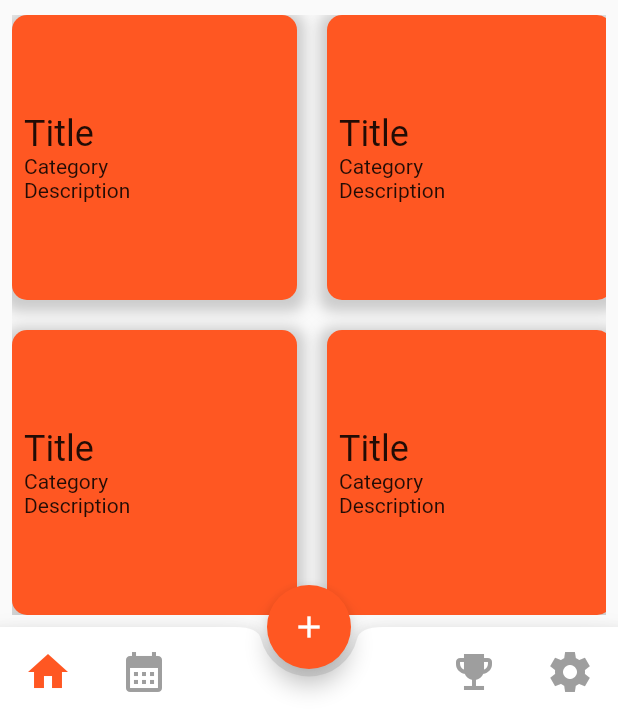
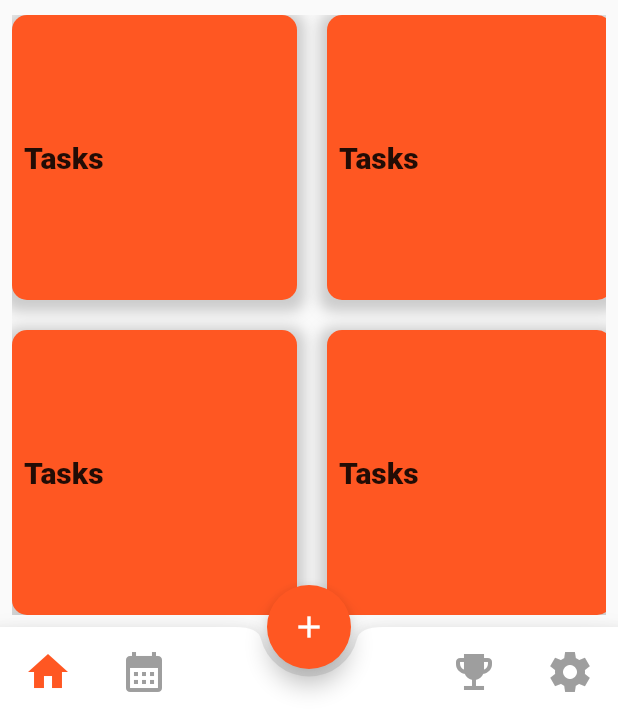
Before and after one commit to luke-luca/daily_tasks, a Flutter app: the screen it shows after launch, scrolled down 99 dp, on a phone screen of 412 x 824 dp, the part 519-1236 px from its top. Run offline on Flutter 3.47's test engine with Material 2 defaults, Android fonts, the phone set to English and light mode, and no system bars; our stand-ins replace charts_flutter, dio, sqflite; accounts and stored records are empty; network calls fail.

Commit message:
add database schema

```diff
--- a/lib/home.dart
+++ b/lib/home.dart
@@ -1,4 +1,5 @@
-import 'pages/Achivments/achivments.dart';
+import 'package:daily_tasks/pages/Achievements/achievements.dart';
+import 'package:daily_tasks/widget/addtask.dart';
 import 'pages/Calendar/calendar.dart';
 import 'pages/Dashboard/dashboard.dart';
 import 'pages/Settings/settings.dart';
@@ -14,14 +15,14 @@ class Home extends StatefulWidget {
 class _HomeState extends State<Home> {
   int currentTab = 0;
   final List<Widget> screens = [
-    Dashboard(),
+    const Dashboard(),
     const Calendar(),
-    const Achivments(),
+    const Achievements(),
     const Settings(),
   ];
 
   final PageStorageBucket bucket = PageStorageBucket();
-  Widget currentScreen = Dashboard();
+  Widget currentScreen = const Dashboard();
   @override
   Widget build(BuildContext context) {
     return Scaffold(
@@ -31,7 +32,12 @@ class _HomeState extends State<Home> {
       ),
       floatingActionButton: FloatingActionButton(
         child: const Icon(Icons.add),
-        onPressed: () {},
+        onPressed: () {
+          showDialog(
+            context: context,
+            builder: (BuildContext context) => AddTask(),
+          );
+        },
       ),
       floatingActionButtonLocation: FloatingActionButtonLocation.centerDocked,
       bottomNavigationBar: BottomAppBar(
@@ -52,7 +58,7 @@ class _HomeState extends State<Home> {
                     ),
                     onPressed: () {
                       setState(() {
-                        currentScreen = Dashboard();
+                        currentScreen = const Dashboard();
                         currentTab = 0;
                       });
                     },
@@ -105,7 +111,7 @@ class _HomeState extends State<Home> {
                     ),
                     onPressed: () {
                       setState(() {
-                        currentScreen = const Achivments();
+                        currentScreen = const Achievements();
                         currentTab = 2;
                       });
                     },
@@ -125,8 +131,6 @@ class _HomeState extends State<Home> {
                     style: ElevatedButton.styleFrom(
                       primary: const Color.fromARGB(255, 255, 255, 255),
                       elevation: 0,
-
-                      // background
                     ),
                     onPressed: () {
                       setState(() {
--- /dev/null
+++ b/lib/model/tasks.dart
@@ -0,0 +1,71 @@
+const String tableTasks = 'Tasks';
+
+class TaskFields {
+  static final List<String> values = [
+    id,
+    taskName,
+    category,
+    minutes,
+    seconds,
+    description
+  ];
+
+  static const String id = '_id';
+  static const String taskName = 'taskName';
+  static const String category = 'category';
+  static const String minutes = 'minutes';
+  static const String seconds = 'seconds';
+  static const String description = 'description';
+}
+
+class Task {
+  final int? id;
+  final String taskName;
+  final String category;
+  final int minutes;
+  final int seconds;
+  final String description;
+
+  const Task({
+    this.id,
+    required this.taskName,
+    required this.category,
+    required this.minutes,
+    required this.seconds,
+    required this.description,
+  });
+
+  Task copy({
+    int? id,
+    String? taskName,
+    String? category,
+    int? minutes,
+    int? seconds,
+    String? description,
+  }) =>
+      Task(
+          id: id ?? this.id,
+          taskName: taskName ?? this.taskName,
+          category: category ?? this.category,
+          minutes: minutes ?? this.minutes,
+          seconds: seconds ?? this.seconds,
+          description: description ?? this.description);
+
+  static Task fromJson(Map<String, Object?> json) => Task(
+        id: json[TaskFields.id] as int?,
+        taskName: json[TaskFields.taskName] as String,
+        category: json[TaskFields.category] as String,
+        minutes: json[TaskFields.minutes] as int,
+        seconds: json[TaskFields.seconds] as int,
+        description: json[TaskFields.description] as String,
+      );
+
+  Map<String, Object?> toJson() => {
+        TaskFields.id: id,
+        TaskFields.taskName: taskName,
+        TaskFields.category: category,
+        TaskFields.minutes: minutes,
+        TaskFields.seconds: seconds,
+        TaskFields.description: description,
+      };
+}
--- a/lib/pages/Dashboard/dashboard.dart
+++ b/lib/pages/Dashboard/dashboard.dart
@@ -1,10 +1,9 @@
 import 'package:daily_tasks/pages/Dashboard/widgets/daily_quote.dart';
 import 'package:daily_tasks/pages/Dashboard/widgets/tasks_chart.dart';
-import 'package:daily_tasks/pages/Dashboard/models/tasks_series.dart';
 import 'package:flutter/material.dart';
-import 'package:charts_flutter/flutter.dart' as charts;
 import 'widgets/dashboard_stats.dart';
 import 'widgets/dashboard_tile.dart';
+import 'models/tasks.dart';
 
 class Dashboard extends StatefulWidget {
   const Dashboard({
@@ -17,36 +16,6 @@ class Dashboard extends StatefulWidget {
 
 class _DashboardState extends State<Dashboard> {
   bool editingMode = false;
-  final List<TasksSeries> data = [
-    TasksSeries(
-        weekDay: 'Mon',
-        tasksDone: 10,
-        barColor: charts.ColorUtil.fromDartColor(Colors.blue)),
-    TasksSeries(
-        weekDay: 'Tue',
-        tasksDone: 20,
-        barColor: charts.ColorUtil.fromDartColor(Colors.green)),
-    TasksSeries(
-        weekDay: 'Wed',
-        tasksDone: 30,
-        barColor: charts.ColorUtil.fromDartColor(Colors.red)),
-    TasksSeries(
-        weekDay: 'Thu',
-        tasksDone: 40,
-        barColor: charts.ColorUtil.fromDartColor(Colors.yellow)),
-    TasksSeries(
-        weekDay: 'Fri',
-        tasksDone: 50,
-        barColor: charts.ColorUtil.fromDartColor(Colors.orange)),
-    TasksSeries(
-        weekDay: 'Sat',
-        tasksDone: 60,
-        barColor: charts.ColorUtil.fromDartColor(Colors.purple)),
-    TasksSeries(
-        weekDay: 'Sun',
-        tasksDone: 70,
-        barColor: charts.ColorUtil.fromDartColor(Colors.pink)),
-  ];
   @override
   Widget build(BuildContext context) {
     return SafeArea(
@@ -79,7 +48,7 @@ class _DashboardState extends State<Dashboard> {
                           fontSize: 45,
                         ),
                       ),
-                      DashboardStats(),
+                      const DashboardStats(),
                       const Padding(
                         padding: EdgeInsets.symmetric(vertical: 20),
                         child: Center(
@@ -94,13 +63,13 @@ class _DashboardState extends State<Dashboard> {
                           Row(
                             mainAxisAlignment: MainAxisAlignment.spaceBetween,
                             children: [
-                              Text(
+                              const Text(
                                 'Your daily tasks',
                                 style: TextStyle(fontSize: 24),
                               ),
                               TextButton(
                                 onPressed: () => _onTapEdit(context),
-                                child: Text('Edit'),
+                                child: const Text('Edit'),
                               ),
                             ],
                           ),
--- /dev/null
+++ b/lib/pages/Dashboard/models/tasks.dart
@@ -0,0 +1,34 @@
+import 'package:daily_tasks/pages/Dashboard/models/tasks_series.dart';
+import 'package:flutter/material.dart';
+import 'package:charts_flutter/flutter.dart' as charts;
+
+final List<TasksSeries> data = [
+  TasksSeries(
+      weekDay: 'Mon',
+      tasksDone: 10,
+      barColor: charts.ColorUtil.fromDartColor(Colors.blue)),
+  TasksSeries(
+      weekDay: 'Tue',
+      tasksDone: 20,
+      barColor: charts.ColorUtil.fromDartColor(Colors.green)),
+  TasksSeries(
+      weekDay: 'Wed',
+      tasksDone: 30,
+      barColor: charts.ColorUtil.fromDartColor(Colors.red)),
+  TasksSeries(
+      weekDay: 'Thu',
+      tasksDone: 40,
+      barColor: charts.ColorUtil.fromDartColor(Colors.yellow)),
+  TasksSeries(
+      weekDay: 'Fri',
+      tasksDone: 50,
+      barColor: charts.ColorUtil.fromDartColor(Colors.orange)),
+  TasksSeries(
+      weekDay: 'Sat',
+      tasksDone: 60,
+      barColor: charts.ColorUtil.fromDartColor(Colors.purple)),
+  TasksSeries(
+      weekDay: 'Sun',
+      tasksDone: 70,
+      barColor: charts.ColorUtil.fromDartColor(Colors.pink)),
+];
--- a/lib/pages/Dashboard/widgets/daily_quote.dart
+++ b/lib/pages/Dashboard/widgets/daily_quote.dart
@@ -24,11 +24,11 @@ class _DailyQuoteState extends State<DailyQuote> {
       future: futureQuote,
       builder: (context, snapshot) {
         if (snapshot.connectionState == ConnectionState.waiting) {
-          return Center(
+          return const Center(
             child: CircularProgressIndicator(),
           );
         } else if (!snapshot.hasData) {
-          return Center(
+          return const Center(
             child: Text('Failed to load quote'),
           );
         } else {
@@ -41,7 +41,8 @@ class _DailyQuoteState extends State<DailyQuote> {
                     snapshot.data!.first.quoteText +
                         ' - ' +
                         snapshot.data!.first.quoteAuthor,
-                    style: TextStyle(fontSize: 14),
+                    style: const TextStyle(fontSize: 14),
+                    textAlign: TextAlign.center,
                   ),
                 ],
               ),
--- a/lib/pages/Dashboard/widgets/dashboard_stats.dart
+++ b/lib/pages/Dashboard/widgets/dashboard_stats.dart
@@ -10,10 +10,10 @@ class DashboardStats extends StatelessWidget {
     return Column(
       crossAxisAlignment: CrossAxisAlignment.start,
       children: [
-        Padding(
-          padding: const EdgeInsets.only(top: 8.0, bottom: 8.00),
-          child: const Text(
-            'XYZ',
+        const Padding(
+          padding: EdgeInsets.only(top: 8.0, bottom: 8.00),
+          child: Text(
+            'Hi, John',
             textAlign: TextAlign.left,
             style: TextStyle(
               fontWeight: FontWeight.w900,
--- a/lib/pages/Dashboard/widgets/dashboard_tile.dart
+++ b/lib/pages/Dashboard/widgets/dashboard_tile.dart
@@ -1,6 +1,8 @@
+import 'package:daily_tasks/db/tasks_database.dart';
+import 'package:daily_tasks/model/tasks.dart';
 import 'package:flutter/material.dart';
 
-class DashboardTile extends StatelessWidget {
+class DashboardTile extends StatefulWidget {
   const DashboardTile({
     Key? key,
     required this.editingMode,
@@ -8,6 +10,11 @@ class DashboardTile extends StatelessWidget {
 
   final bool editingMode;
 
+  @override
+  State<DashboardTile> createState() => _DashboardTileState();
+}
+
+class _DashboardTileState extends State<DashboardTile> {
   @override
   Widget build(BuildContext context) {
     return GridTile(
@@ -24,7 +31,7 @@ class DashboardTile extends StatelessWidget {
                       color: Colors.grey.withOpacity(0.5),
                       spreadRadius: 5,
                       blurRadius: 7,
-                      offset: Offset(0, 3), // changes position of shadow
+                      offset: const Offset(0, 3), // changes position of shadow
                     ),
                   ]),
               width: 150,
@@ -36,15 +43,17 @@ class DashboardTile extends StatelessWidget {
                     mainAxisAlignment: MainAxisAlignment.center,
                     children: [
                       Text(
-                        'Title',
-                        style: TextStyle(fontSize: 24),
+                        //TO DO fetch data from database, not hardcoded
+                        'Tasks',
+                        style: TextStyle(
+                          fontWeight: FontWeight.w900,
+                          fontSize: 20,
+                        ),
                       ),
-                      Text('Category'),
-                      Text('Description')
                     ]),
               ),
             ),
-            if (editingMode)
+            if (widget.editingMode)
               Align(
                 alignment: Alignment.topRight,
                 child: IconButton(
@@ -62,4 +71,10 @@ class DashboardTile extends StatelessWidget {
   void _delete() {
     // ...
   }
+
+  Future readTask() async {
+    final tasks = await TasksDatabase.instance.readTask(1);
+
+    return tasks.taskName;
+  }
 }
--- a/pubspec.yaml
+++ b/pubspec.yaml
@@ -39,6 +39,8 @@ dependencies:
   charts_flutter: ^0.12.0
   http: ^0.13.4
   dio: ^4.0.6
+  fl_chart: ^0.50.1
+  sqflite: ^2.0.2
 
 dev_dependencies:
   flutter_test:
```
Also changed, not shown: lib/db/tasks_database.dart (added, +84 -0 lines), lib/pages/Achievements/achievements.dart (added, +20 -0 lines), lib/pages/Achivments/achivments.dart (deleted, +0 -20 lines), lib/pages/Timer/timer.dart (added, +24 -0 lines), lib/pages/Timer/widgets/pomodoros_counter.dart (renamed from lib/widgets/pomodoros_counter.dart, +15 -15 lines), lib/pages/Timer/widgets/timer_clock.dart (added, +15 -0 lines), lib/widget/addtask.dart (added, +81 -0 lines), pubspec.lock, 7 other files.
